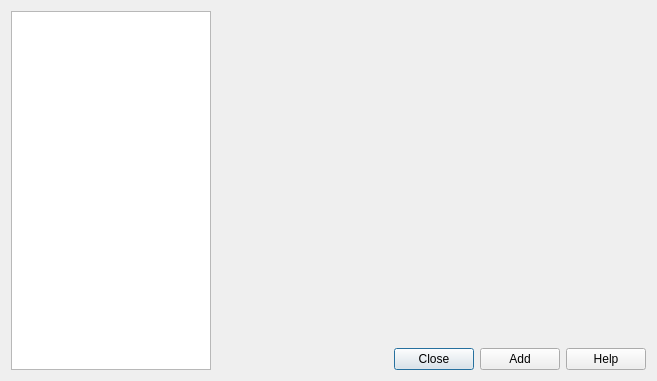
Above: ui/AddLayerDlg.ui from robert6757/qgis-chinese-basemap before the change. Below: the same form after it.
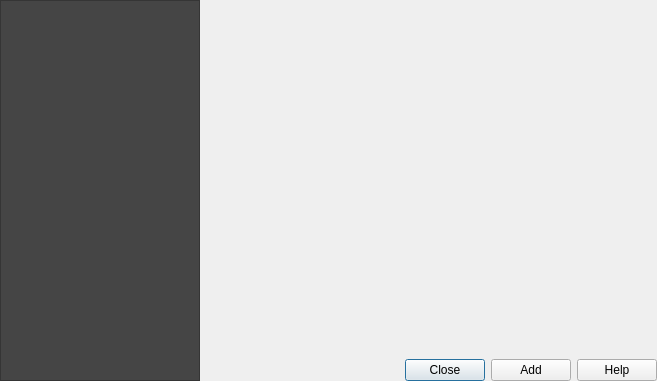
That is the form after the change.

Commit message: Integrate Tencent basemap and optimize UI styles

```diff
--- a/ui/AddLayerDlg.ui
+++ b/ui/AddLayerDlg.ui
@@ -14,6 +14,18 @@
    <string>Chinese Basemap</string>
   </property>
   <layout class="QGridLayout" name="gridLayout">
+   <property name="leftMargin">
+    <number>0</number>
+   </property>
+   <property name="topMargin">
+    <number>0</number>
+   </property>
+   <property name="rightMargin">
+    <number>0</number>
+   </property>
+   <property name="bottomMargin">
+    <number>0</number>
+   </property>
    <item row="0" column="0" rowspan="2">
     <widget class="QListWidget" name="listDataSource">
      <property name="sizePolicy">
@@ -30,10 +42,46 @@
      </property>
      <property name="font">
       <font>
-       <family>Arial</family>
-       <pointsize>14</pointsize>
+       <pointsize>12</pointsize>
       </font>
      </property>
+     <property name="styleSheet">
+      <string notr="true">QListWidget{
+background-color: rgb(69, 69, 69);
+outline: 0;
+}
+QListWidget::item{
+color: white;
+padding: 1;
+}
+QListWidget::item::selected{
+color: palette(window-text);
+background-color:palette(window);
+padding-right: 0px;
+}
+</string>
+     </property>
+     <property name="horizontalScrollBarPolicy">
+      <enum>Qt::ScrollBarAlwaysOff</enum>
+     </property>
+     <property name="editTriggers">
+      <set>QAbstractItemView::NoEditTriggers</set>
+     </property>
+     <property name="iconSize">
+      <size>
+       <width>32</width>
+       <height>32</height>
+      </size>
+     </property>
+     <property name="textElideMode">
+      <enum>Qt::ElideNone</enum>
+     </property>
+     <property name="resizeMode">
+      <enum>QListView::Adjust</enum>
+     </property>
+     <property name="wordWrap">
+      <bool>true</bool>
+     </property>
     </widget>
    </item>
    <item row="0" column="1" colspan="2">
```
The commit also changes 6 other files.
